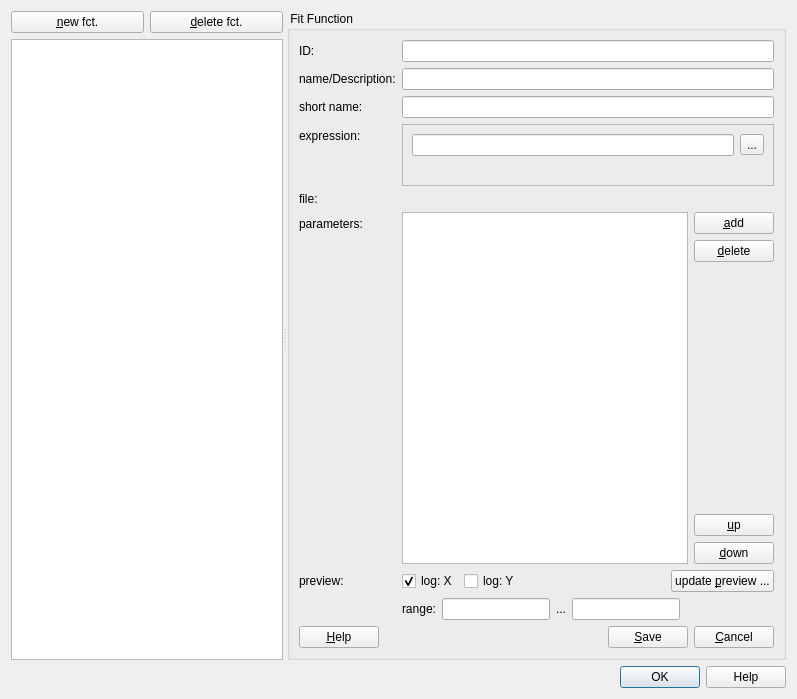
Qt form application/userfitfunctionseditor.ui (jkriege2/QuickFit3) before a commit.
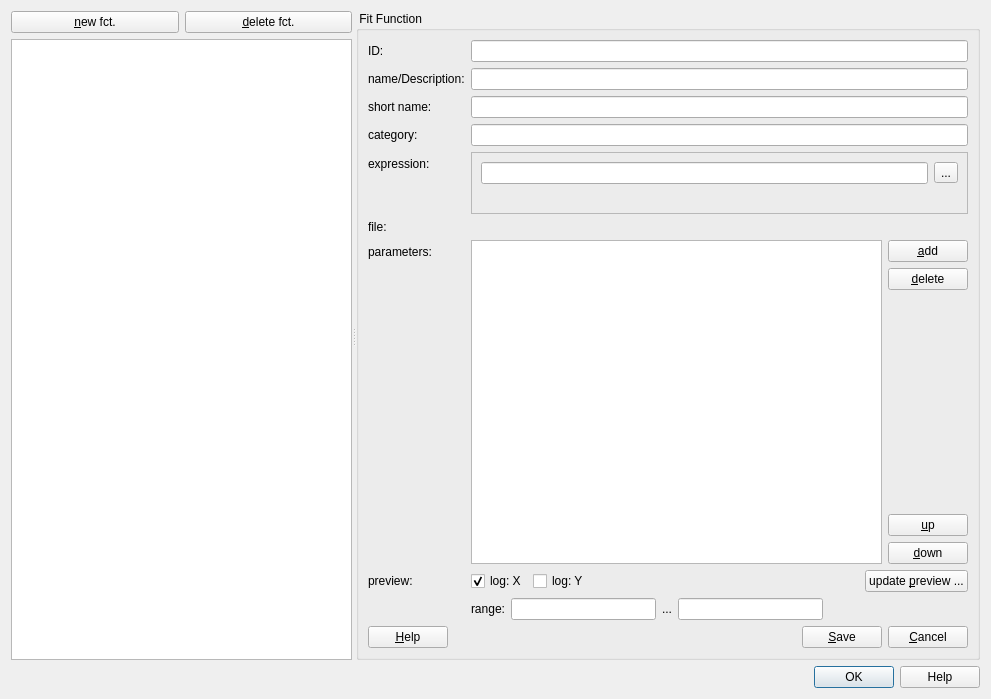
The same form after that commit. Icons and pictures are not drawn. Custom widgets are drawn as their Qt base class.

Diff of the .ui file:
```diff
--- a/application/userfitfunctionseditor.ui
+++ b/application/userfitfunctionseditor.ui
@@ -9,7 +9,7 @@
    <rect>
     <x>0</x>
     <y>0</y>
-    <width>797</width>
+    <width>991</width>
     <height>699</height>
    </rect>
   </property>
@@ -102,14 +102,14 @@
            <item row="2" column="1">
             <widget class="QLineEdit" name="edtShortName"/>
            </item>
-           <item row="3" column="0">
+           <item row="4" column="0">
             <widget class="QLabel" name="label">
              <property name="text">
               <string>expression:</string>
              </property>
             </widget>
            </item>
-           <item row="3" column="1">
+           <item row="4" column="1">
             <widget class="QFrame" name="horizontalFrame">
              <property name="frameShape">
               <enum>QFrame::StyledPanel</enum>
@@ -142,14 +142,14 @@
              </layout>
             </widget>
            </item>
-           <item row="4" column="0">
+           <item row="5" column="0">
             <widget class="QLabel" name="label_6">
              <property name="text">
               <string>file:</string>
              </property>
             </widget>
            </item>
-           <item row="4" column="1">
+           <item row="5" column="1">
             <widget class="QLabel" name="labFilename">
              <property name="text">
               <string/>
@@ -159,14 +159,14 @@
              </property>
             </widget>
            </item>
-           <item row="5" column="0">
+           <item row="6" column="0">
             <widget class="QLabel" name="label_4">
              <property name="text">
               <string>parameters:</string>
              </property>
             </widget>
            </item>
-           <item row="5" column="1">
+           <item row="6" column="1">
             <layout class="QGridLayout" name="gridLayout">
              <item row="0" column="0" rowspan="5">
               <widget class="QEnhancedTableView" name="tvParams"/>
@@ -230,14 +230,14 @@
              </item>
             </layout>
            </item>
-           <item row="6" column="0">
+           <item row="7" column="0">
             <widget class="QLabel" name="label_7">
              <property name="text">
               <string>preview:</string>
              </property>
             </widget>
            </item>
-           <item row="6" column="1">
+           <item row="7" column="1">
             <layout class="QHBoxLayout" name="horizontalLayout_2">
              <item>
               <widget class="QCheckBox" name="chkPrevLogX">
@@ -282,7 +282,7 @@
              </item>
             </layout>
            </item>
-           <item row="7" column="1">
+           <item row="8" column="1">
             <layout class="QHBoxLayout" name="horizontalLayout_3">
              <item>
               <widget class="QLabel" name="label_9">
@@ -319,6 +319,16 @@
              </item>
             </layout>
            </item>
+           <item row="3" column="0">
+            <widget class="QLabel" name="label_8">
+             <property name="text">
+              <string>category:</string>
+             </property>
+            </widget>
+           </item>
+           <item row="3" column="1">
+            <widget class="QLineEdit" name="edtCategory"/>
+           </item>
           </layout>
          </widget>
         </widget>
```
